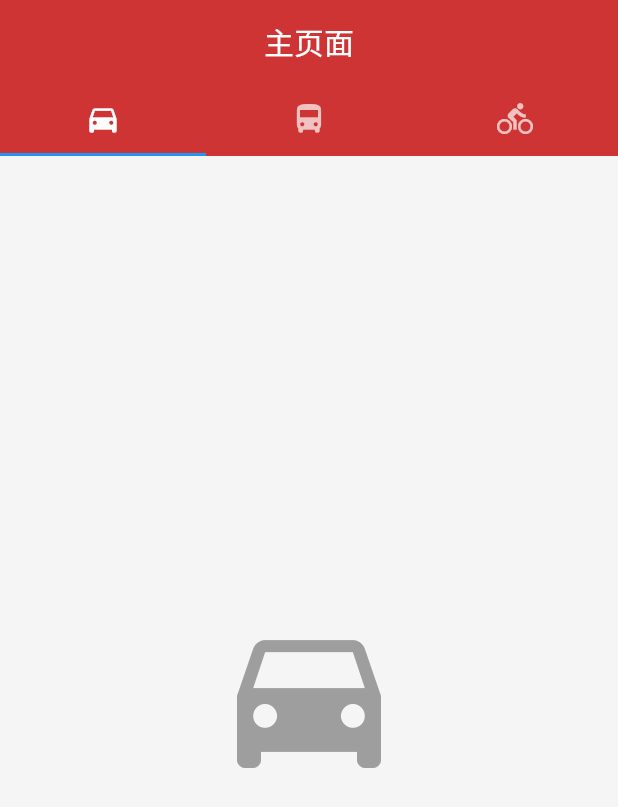
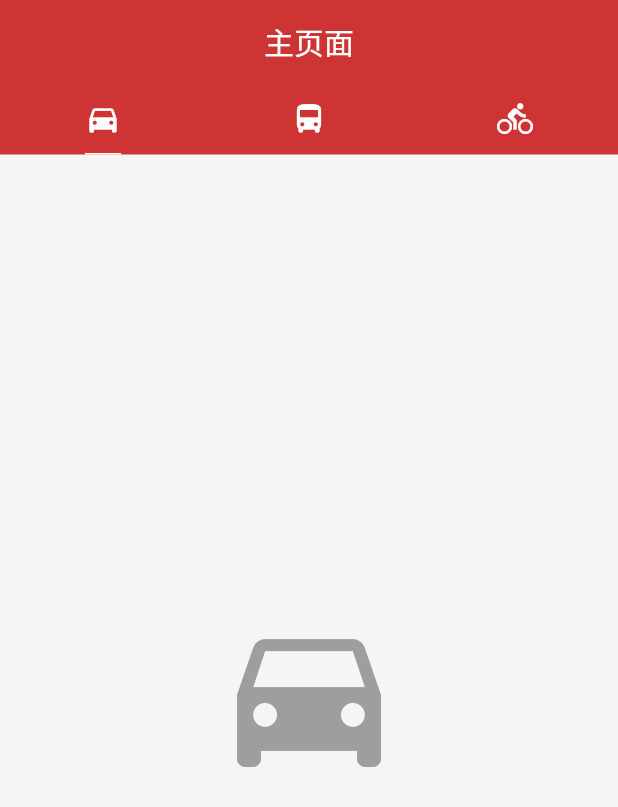
Before and after one commit to byhook/cloud-music, a Flutter app: the screen it shows after launch, on a phone screen of 412 x 824 dp. Shown: the top 807 px of the screen. Run offline on Flutter 3.47's test engine with Material 2 defaults, Android fonts, the phone set to English and light mode, and no system bars.

```diff
--- a/lib/home/HomePage.dart
+++ b/lib/home/HomePage.dart
@@ -14,6 +14,10 @@ class HomePage extends StatelessWidget {
           elevation: 0.0,
           backgroundColor: Color(0xFFCE3433),
           bottom: TabBar(
+              indicatorSize: TabBarIndicatorSize.label,
+              indicatorWeight: 1.0,
+              indicatorColor: Colors.white,
+              unselectedLabelColor: Colors.white,
               tabs: <Widget>[
                 Tab(icon: Icon(Icons.directions_car)),
                 Tab(icon: Icon(Icons.directions_bus)),
```
Also changed, not shown: images/actionbar_discover_normal.png (added), images/actionbar_discover_selected.png (added), images/actionbar_music_normal.png (added), images/actionbar_music_selected.png (added), images/actionbar_video_normal.png (added), images/actionbar_video_selected.png (added).
